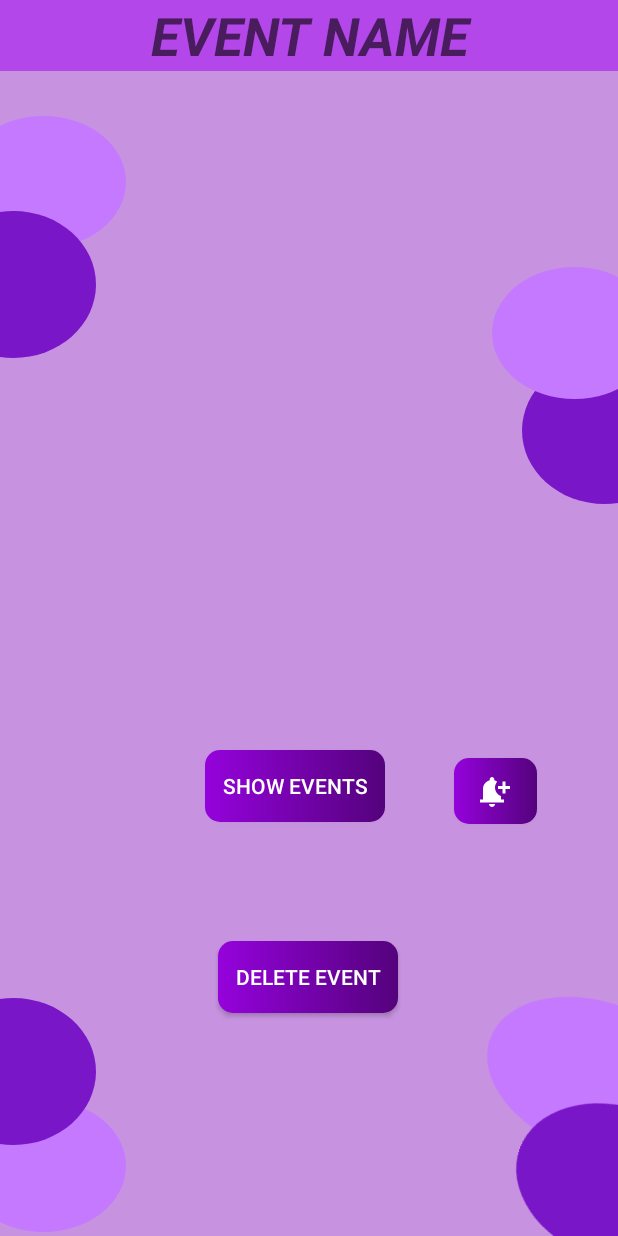
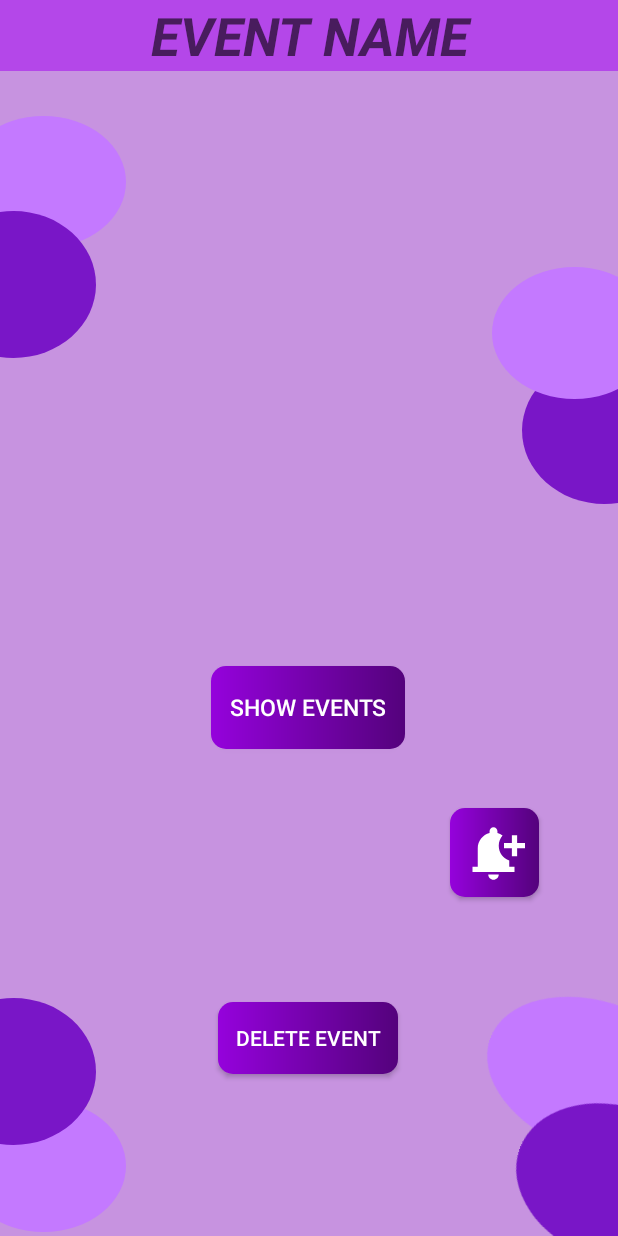
Before and after one commit to ankit20027/EventHUB, an Android app: the layout activity_event_page.xml on its own in the app's theme, with its tools: preview values and no code run, on a phone screen of 412 x 824 dp. Run offline under Robolectric (Android 15) with nearby library versions, the phone set to English and light mode, and no system bars.

Commit message:
with app logo and all

```diff
--- /dev/null
+++ b/app/src/main/res/drawable/ic_baseline_notification_add_42.xml
@@ -0,0 +1,5 @@
+<vector android:height="42dp" android:tint="#FFFFFF"
+    android:viewportHeight="24" android:viewportWidth="24"
+    android:width="42dp" xmlns:android="http://schemas.android.com/apk/res/android">
+    <path android:fillColor="@android:color/white" android:pathData="M10,20h4c0,1.1 -0.9,2 -2,2S10,21.1 10,20zM14,9c0,2.61 1.67,4.83 4,5.66L18,17h2v2H4v-2h2v-7c0,-2.79 1.91,-5.14 4.5,-5.8V3.5C10.5,2.67 11.17,2 12,2s1.5,0.67 1.5,1.5v0.7c0.71,0.18 1.36,0.49 1.95,0.9C14.54,6.14 14,7.51 14,9zM24,8h-3V5h-2v3h-3v2h3v3h2v-3h3V8z"/>
+</vector>
--- a/app/src/main/res/layout/activity_event_page.xml
+++ b/app/src/main/res/layout/activity_event_page.xml
@@ -154,39 +154,40 @@
         app:layout_constraintHorizontal_bias="0.498"
         app:layout_constraintStart_toStartOf="parent"
         app:layout_constraintTop_toTopOf="@+id/eventName"
-        app:layout_constraintVertical_bias="0.923" />
+        app:layout_constraintVertical_bias="0.982" />
 
     <androidx.appcompat.widget.AppCompatButton
         android:id="@+id/ShowEvents"
-        android:layout_width="120dp"
-        android:layout_height="wrap_content"
+        android:layout_width="129dp"
+        android:layout_height="55dp"
         android:layout_marginBottom="96dp"
         android:background="@drawable/login_coordinator_button"
         android:text="@string/ShowEvents"
+        android:textSize="15.5dp"
         android:textColor="@color/white"
         app:layout_constraintBottom_toBottomOf="parent"
         app:layout_constraintEnd_toEndOf="parent"
-        app:layout_constraintHorizontal_bias="0.467"
+        app:layout_constraintHorizontal_bias="0.498"
         app:layout_constraintStart_toStartOf="parent"
         app:layout_constraintTop_toTopOf="@+id/eventName"
-        app:layout_constraintVertical_bias="0.735" />
+        app:layout_constraintVertical_bias="0.66" />
 
     <androidx.appcompat.widget.AppCompatButton
         android:id="@+id/Reminder_Notification"
-        android:layout_width="55dp"
-        android:layout_height="44dp"
+        android:layout_width="59dp"
+        android:layout_height="59dp"
         android:layout_marginBottom="96dp"
         android:background="@drawable/login_coordinator_button"
-        android:drawableLeft="@drawable/notification"
+        android:drawableLeft="@drawable/ic_baseline_notification_add_42"
         android:drawablePadding="20dp"
-        android:paddingLeft="13dp"
+        android:paddingLeft="8.1dp"
         android:paddingTop="2dp"
         android:textColor="@color/white"
         app:layout_constraintBottom_toBottomOf="parent"
         app:layout_constraintEnd_toEndOf="parent"
-        app:layout_constraintHorizontal_bias="0.849"
+        app:layout_constraintHorizontal_bias="0.851"
         app:layout_constraintStart_toStartOf="parent"
         app:layout_constraintTop_toTopOf="@+id/eventName"
-        app:layout_constraintVertical_bias="0.739" />
+        app:layout_constraintVertical_bias="0.806" />
 
 </androidx.constraintlayout.widget.ConstraintLayout>
--- a/app/src/main/res/layout/listview_custom_itemview.xml
+++ b/app/src/main/res/layout/listview_custom_itemview.xml
@@ -7,7 +7,10 @@
     android:textSize="26sp"
     android:padding="15dp"
     android:textStyle="bold"
+    android:hint="Robo Wars 19.0"
     android:fontFamily="sans-serif-condensed"
+    android:background="#D3BFEB"
+    android:paddingVertical="20dp"
     android:textAppearance="?android:attr/textAppearanceListItemSmall"
     android:gravity="center_vertical"
     android:paddingStart="?android:attr/listPreferredItemPaddingStart"
--- a/app/src/main/res/layout/reminder_list_view.xml
+++ b/app/src/main/res/layout/reminder_list_view.xml
@@ -16,6 +16,7 @@
     </ListView>
 
     <TextView
+
         android:layout_width="match_parent"
         android:layout_height="wrap_content"
         android:layout_above="@+id/listview"
@@ -24,8 +25,10 @@
         android:layout_marginStart="6dp"
         android:layout_marginEnd="8dp"
         android:layout_marginBottom="67dp"
+        android:fontFamily="monospace"
         android:text="My Calendar"
+        android:textColor="#D18EEF"
         android:textAlignment="center"
-        android:textSize="55sp"></TextView>
+        android:textSize="50sp"></TextView>
 
 </RelativeLayout>
```
